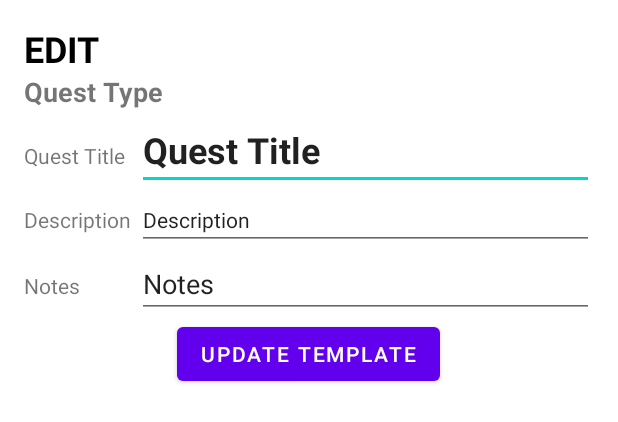
After one commit to BrianJSo/QuestLogbook, an Android app: the layout quest_template_edit.xml on its own in the app's theme, with its tools: preview values and no code run, on a phone screen of 412 x 824 dp. The commit adds this screen. Shown: the top 422 px of the screen. Run offline under Robolectric (Android 15) with nearby library versions, the light colour scheme and no system bars.

Commit message:
finished edit quest

```diff
--- a/app/src/main/java/com/mobdeve/caim_sob/questlogbook/MainActivity.java
+++ b/app/src/main/java/com/mobdeve/caim_sob/questlogbook/MainActivity.java
@@ -46,7 +46,7 @@ public class MainActivity extends AppCompatActivity {
 
         this.linearLayoutManager = new LinearLayoutManager(this);
         this.activeQuestsRv.setLayoutManager(this.linearLayoutManager);
-        this.questAdapter = new QuestAdapter(questList);
+        this.questAdapter = new QuestAdapter(questList, false);
         this.activeQuestsRv.setAdapter(this.questAdapter);
         ItemTouchHelper itemTouchHelper = new
                 ItemTouchHelper(new SwipeToDeleteCallback(this.questAdapter));
--- a/app/src/main/java/com/mobdeve/caim_sob/questlogbook/QuestAdapter.java
+++ b/app/src/main/java/com/mobdeve/caim_sob/questlogbook/QuestAdapter.java
@@ -16,8 +16,10 @@ public class QuestAdapter extends RecyclerView.Adapter<QuestViewHolder> {
     private QuestDBHelper questDBHelper;
     private Context context;
     private ArrayList<Quest> data;
-    public QuestAdapter(ArrayList data){
+    private Boolean isTemplate;
+    public QuestAdapter(ArrayList data, Boolean isTemplate){
         this.data = data;
+        this.isTemplate = isTemplate;
     }
 
     @NonNull
@@ -27,7 +29,7 @@ public class QuestAdapter extends RecyclerView.Adapter<QuestViewHolder> {
         questDBHelper = new QuestDBHelper(this.context);
         LayoutInflater inflater = LayoutInflater.from(parent.getContext());
         View view = inflater.inflate(R.layout.quest, parent, false);
-        QuestViewHolder questViewHolder = new QuestViewHolder(view);
+        QuestViewHolder questViewHolder = new QuestViewHolder(view, isTemplate);
         return questViewHolder;
     }
 
--- a/app/src/main/java/com/mobdeve/caim_sob/questlogbook/QuestTemplates.java
+++ b/app/src/main/java/com/mobdeve/caim_sob/questlogbook/QuestTemplates.java
@@ -40,7 +40,7 @@ public class QuestTemplates extends AppCompatActivity {
 
         this.linearLayoutManager = new LinearLayoutManager(this);
         this.templateQuestsRv.setLayoutManager(this.linearLayoutManager);
-        this.questAdapter = new QuestAdapter(templateList);
+        this.questAdapter = new QuestAdapter(templateList, true);
         this.templateQuestsRv.setAdapter(this.questAdapter);
         ItemTouchHelper itemTouchHelper = new
                 ItemTouchHelper(new SwipeToDeleteCallback(this.questAdapter, true));
--- /dev/null
+++ b/app/src/main/res/layout/quest_template_edit.xml
@@ -0,0 +1,100 @@
+<?xml version="1.0" encoding="utf-8"?>
+<LinearLayout xmlns:android="http://schemas.android.com/apk/res/android"
+    android:layout_width="match_parent"
+    android:layout_height="wrap_content"
+    android:gravity="center_horizontal"
+    android:orientation="vertical"
+    android:padding="16dp">
+
+    <TextView
+        android:id="@+id/textView6"
+        android:layout_width="match_parent"
+        android:layout_height="wrap_content"
+        android:text="@string/edit"
+        android:textColor="#000000"
+        android:textSize="24sp"
+        android:textStyle="bold" />
+
+    <TextView
+        android:id="@+id/editQuestTypeTv"
+        android:layout_width="match_parent"
+        android:layout_height="wrap_content"
+        android:text="@string/quest_type"
+        android:textSize="18sp"
+        android:textStyle="bold" />
+
+    <LinearLayout
+        android:layout_width="match_parent"
+        android:layout_height="match_parent">
+
+        <TextView
+            android:id="@+id/textView7"
+            android:layout_width="75dp"
+            android:layout_height="wrap_content"
+            android:text="@string/quest_title" />
+
+        <EditText
+            android:id="@+id/editQuestTitleEt"
+            android:layout_width="match_parent"
+            android:layout_height="wrap_content"
+            android:ems="10"
+            android:hint="@string/quest_title"
+            android:importantForAutofill="no"
+            android:inputType="textPersonName"
+            android:text="@string/quest_title"
+            android:textSize="24sp"
+            android:textStyle="bold" />
+    </LinearLayout>
+
+    <LinearLayout
+        android:layout_width="match_parent"
+        android:layout_height="match_parent"
+        android:orientation="horizontal">
+
+        <TextView
+            android:id="@+id/textView8"
+            android:layout_width="75dp"
+            android:layout_height="wrap_content"
+            android:text="@string/quest_desc" />
+
+        <EditText
+            android:id="@+id/editQuestDescEt"
+            android:layout_width="match_parent"
+            android:layout_height="wrap_content"
+            android:ems="10"
+            android:hint="@string/quest_desc"
+            android:importantForAutofill="no"
+            android:inputType="textPersonName"
+            android:text="@string/quest_desc"
+            android:textSize="14sp" />
+    </LinearLayout>
+
+    <LinearLayout
+        android:layout_width="match_parent"
+        android:layout_height="match_parent"
+        android:orientation="horizontal">
+
+        <TextView
+            android:id="@+id/textView9"
+            android:layout_width="75dp"
+            android:layout_height="wrap_content"
+            android:text="@string/quest_notes" />
+
+        <EditText
+            android:id="@+id/editQuestNotesEt"
+            android:layout_width="match_parent"
+            android:layout_height="wrap_content"
+            android:ems="10"
+            android:gravity="start|top"
+            android:hint="@string/quest_notes"
+            android:importantForAutofill="no"
+            android:inputType="textMultiLine"
+            android:text="@string/quest_notes" />
+    </LinearLayout>
+
+    <Button
+        android:id="@+id/editQuestBtn"
+        android:layout_width="wrap_content"
+        android:layout_height="wrap_content"
+        android:text="@string/quest_update_template" />
+</LinearLayout>
--- a/app/src/main/res/values/strings.xml
+++ b/app/src/main/res/values/strings.xml
@@ -23,6 +23,7 @@
     <string name="quest_desc">Description</string>
     <string name="quest_act">Activation</string>
     <string name="quest_notes">Notes</string>
+    <string name="quest_update_template">Update Template</string>
     <string name="quest_update_notes">Update Notes</string>
     <string name="quest_maker">Quest Maker</string>
     <string name="active_quests">Active Quests</string>
@@ -30,4 +31,5 @@
     <string name="default_date">MM-DD-YYYY</string>
     <string name="default_time">HH:MM</string>
     <string name="default_btn_text">set</string>
+    <string name="edit">EDIT</string>
 </resources>
```
Also changed, not shown: app/src/main/java/com/mobdeve/caim_sob/questlogbook/QuestDBHelper.java (+20 -0 lines), app/src/main/java/com/mobdeve/caim_sob/questlogbook/QuestViewHolder.java (+66 -15 lines).
